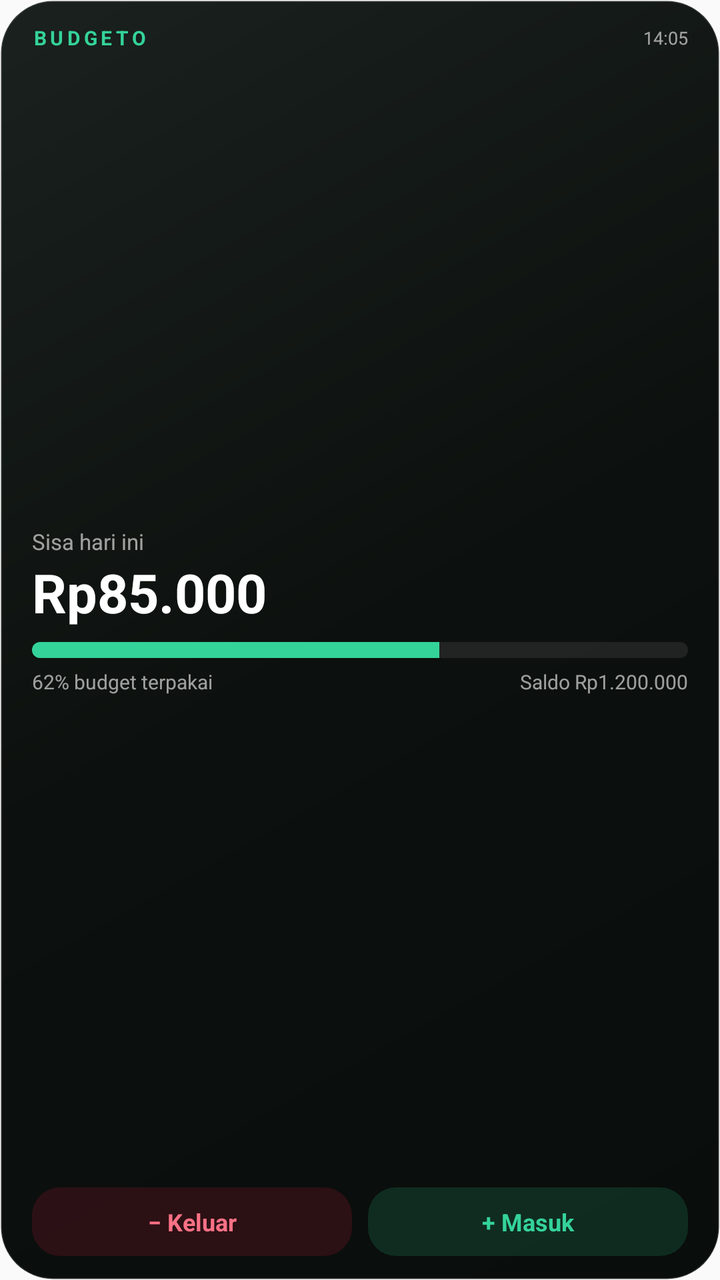
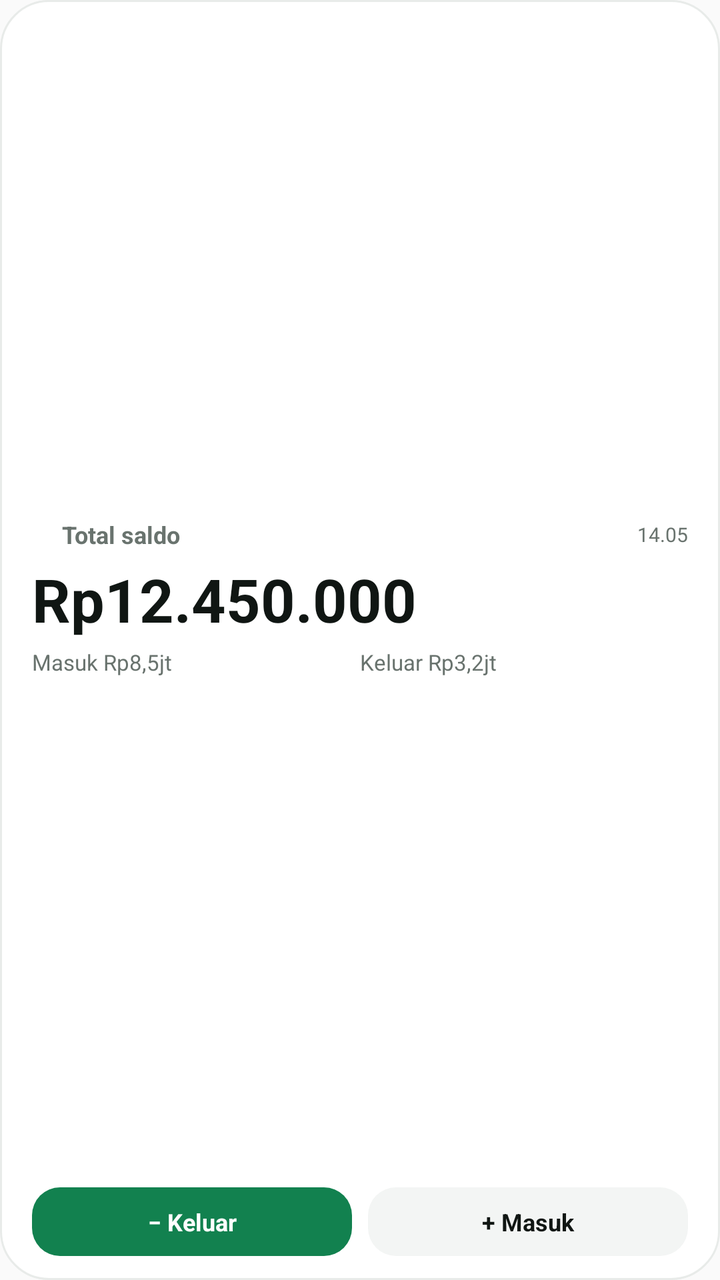

Screens rendered from an Android XML layout before and after an edit, with the pre-edit source and the edit as a unified diff.
<!-- AndroidManifest.xml: application theme AppTheme -->
<!-- res/layout/widget_budgeto.xml -->
<?xml version="1.0" encoding="utf-8"?>
<LinearLayout xmlns:android="http://schemas.android.com/apk/res/android"
    android:id="@+id/widget_root"
    android:layout_width="match_parent"
    android:layout_height="match_parent"
    android:orientation="vertical"
    android:background="@drawable/widget_bg_emerald_dark"
    android:paddingLeft="16dp"
    android:paddingRight="16dp"
    android:paddingTop="12dp"
    android:paddingBottom="12dp">

    
    <LinearLayout
        android:layout_width="match_parent"
        android:layout_height="wrap_content"
        android:orientation="horizontal"
        android:gravity="center_vertical">

        <TextView
            android:id="@+id/widget_brand"
            android:layout_width="0dp"
            android:layout_height="wrap_content"
            android:layout_weight="1"
            android:text="BUDGETO"
            android:textColor="#34D399"
            android:textSize="10sp"
            android:textStyle="bold"
            android:letterSpacing="0.18" />

        <TextView
            android:id="@+id/widget_updated"
            android:layout_width="wrap_content"
            android:layout_height="wrap_content"
            android:text="14:05"
            android:textColor="#99FFFFFF"
            android:textSize="9sp" />
    </LinearLayout>

    
    <LinearLayout
        android:id="@+id/widget_top"
        android:layout_width="match_parent"
        android:layout_height="0dp"
        android:layout_weight="1"
        android:orientation="vertical"
        android:gravity="center_vertical">

        <TextView
            android:id="@+id/widget_label"
            android:layout_width="match_parent"
            android:layout_height="wrap_content"
            android:text="Sisa hari ini"
            android:textColor="#99FFFFFF"
            android:textSize="11sp"
            android:maxLines="1"
            android:ellipsize="end" />

        <TextView
            android:id="@+id/widget_amount"
            android:layout_width="match_parent"
            android:layout_height="wrap_content"
            android:text="Rp85.000"
            android:textColor="#FFFFFF"
            android:textSize="27sp"
            android:textStyle="bold"
            android:maxLines="1"
            android:ellipsize="end" />

        
        <FrameLayout
            android:layout_width="match_parent"
            android:layout_height="wrap_content"
            android:layout_marginTop="7dp">

            <FrameLayout
                android:id="@+id/widget_bar_space"
                android:layout_width="match_parent"
                android:layout_height="8dp"
                android:visibility="gone" />

            <ProgressBar
                android:id="@+id/widget_bar_ok"
                style="?android:attr/progressBarStyleHorizontal"
                android:layout_width="match_parent"
                android:layout_height="8dp"
                android:max="100"
                android:progress="62"
                android:progressDrawable="@drawable/widget_progress_ok" />

            <ProgressBar
                android:id="@+id/widget_bar_warn"
                style="?android:attr/progressBarStyleHorizontal"
                android:layout_width="match_parent"
                android:layout_height="8dp"
                android:max="100"
                android:progress="0"
                android:visibility="gone"
                android:progressDrawable="@drawable/widget_progress_warn" />

            <ProgressBar
                android:id="@+id/widget_bar_bad"
                style="?android:attr/progressBarStyleHorizontal"
                android:layout_width="match_parent"
                android:layout_height="8dp"
                android:max="100"
                android:progress="0"
                android:visibility="gone"
                android:progressDrawable="@drawable/widget_progress_bad" />
        </FrameLayout>

        <LinearLayout
            android:layout_width="match_parent"
            android:layout_height="wrap_content"
            android:layout_marginTop="5dp"
            android:orientation="horizontal">

            <TextView
                android:id="@+id/widget_meta_left"
                android:layout_width="0dp"
                android:layout_height="wrap_content"
                android:layout_weight="1"
                android:text="62% budget terpakai"
                android:textColor="#99FFFFFF"
                android:textSize="10sp"
                android:maxLines="1"
                android:ellipsize="end" />

            <TextView
                android:id="@+id/widget_meta_right"
                android:layout_width="wrap_content"
                android:layout_height="wrap_content"
                android:layout_marginStart="8dp"
                android:text="Saldo Rp1.200.000"
                android:textColor="#99FFFFFF"
                android:textSize="10sp"
                android:maxLines="1" />
        </LinearLayout>
    </LinearLayout>

    
    <LinearLayout
        android:layout_width="match_parent"
        android:layout_height="wrap_content"
        android:orientation="horizontal"
        android:layout_marginTop="8dp">

        <TextView
            android:id="@+id/widget_btn_expense"
            android:layout_width="0dp"
            android:layout_height="wrap_content"
            android:layout_weight="1"
            android:layout_marginEnd="4dp"
            android:background="@drawable/widget_btn_expense"
            android:gravity="center"
            android:paddingTop="9dp"
            android:paddingBottom="9dp"
            android:text="− Keluar"
            android:textColor="#FB7185"
            android:textSize="12sp"
            android:textStyle="bold" />

        <TextView
            android:id="@+id/widget_btn_income"
            android:layout_width="0dp"
            android:layout_height="wrap_content"
            android:layout_weight="1"
            android:layout_marginStart="4dp"
            android:background="@drawable/widget_btn_income"
            android:gravity="center"
            android:paddingTop="9dp"
            android:paddingBottom="9dp"
            android:text="+ Masuk"
            android:textColor="#34D399"
            android:textSize="12sp"
            android:textStyle="bold" />
    </LinearLayout>
</LinearLayout>
<!-- resources referenced by this layout -->
<resources>
  <!-- drawable widget_bg_emerald_dark (drawable) -->
  <?xml version="1.0" encoding="utf-8"?>
  <shape xmlns:android="http://schemas.android.com/apk/res/android" android:shape="rectangle">
      <gradient
          android:angle="135"
          android:startColor="#090D0B"
          android:centerColor="#0C100E"
          android:endColor="#1A211E"
          android:type="linear" />
      <corners android:radius="26dp" />
      <stroke android:width="1dp" android:color="#26FFFFFF" />
  </shape>
  <!-- drawable widget_btn_expense (drawable) -->
  <?xml version="1.0" encoding="utf-8"?>
  <shape xmlns:android="http://schemas.android.com/apk/res/android" android:shape="rectangle">
      <solid android:color="#26E11D48" />
      <corners android:radius="14dp" />
  </shape>
  <!-- drawable widget_btn_income (drawable) -->
  <?xml version="1.0" encoding="utf-8"?>
  <shape xmlns:android="http://schemas.android.com/apk/res/android" android:shape="rectangle">
      <solid android:color="#2634D399" />
      <corners android:radius="14dp" />
  </shape>
  <!-- drawable widget_progress_bad (drawable) -->
  <?xml version="1.0" encoding="utf-8"?>
  <layer-list xmlns:android="http://schemas.android.com/apk/res/android">
      <item android:id="@android:id/background">
          <shape android:shape="rectangle">
              <solid android:color="#2E808080" />
              <corners android:radius="4dp" />
          </shape>
      </item>
      <item android:id="@android:id/progress">
          <clip>
              <shape android:shape="rectangle">
                  <solid android:color="#F87171" />
                  <corners android:radius="4dp" />
              </shape>
          </clip>
      </item>
  </layer-list>
  <!-- drawable widget_progress_ok (drawable) -->
  <?xml version="1.0" encoding="utf-8"?>
  <layer-list xmlns:android="http://schemas.android.com/apk/res/android">
      <item android:id="@android:id/background">
          <shape android:shape="rectangle">
              <solid android:color="#2E808080" />
              <corners android:radius="4dp" />
          </shape>
      </item>
      <item android:id="@android:id/progress">
          <clip>
              <shape android:shape="rectangle">
                  <solid android:color="#34D399" />
                  <corners android:radius="4dp" />
              </shape>
          </clip>
      </item>
  </layer-list>
  <!-- drawable widget_progress_warn (drawable) -->
  <?xml version="1.0" encoding="utf-8"?>
  <layer-list xmlns:android="http://schemas.android.com/apk/res/android">
      <item android:id="@android:id/background">
          <shape android:shape="rectangle">
              <solid android:color="#2E808080" />
              <corners android:radius="4dp" />
          </shape>
      </item>
      <item android:id="@android:id/progress">
          <clip>
              <shape android:shape="rectangle">
                  <solid android:color="#FBBF24" />
                  <corners android:radius="4dp" />
              </shape>
          </clip>
      </item>
  </layer-list>
  <style name="AppTheme" parent="Theme.AppCompat.Light.DarkActionBar">
          
          <item name="colorPrimary">@color/colorPrimary</item>
          <item name="colorPrimaryDark">@color/colorPrimaryDark</item>
          <item name="colorAccent">@color/colorAccent</item>
      </style>
</resources>

<!-- the commit's change to res/layout/widget_budgeto.xml (unified diff, before → after) -->
@@ -4,38 +4,11 @@
     android:layout_width="match_parent"
     android:layout_height="match_parent"
     android:orientation="vertical"
-    android:background="@drawable/widget_bg_emerald_dark"
+    android:background="@drawable/widget_bg_emerald_light"
     android:paddingLeft="16dp"
+    android:paddingTop="12dp"
     android:paddingRight="16dp"
-    android:paddingTop="12dp"
     android:paddingBottom="12dp">
-
-    
-    <LinearLayout
-        android:layout_width="match_parent"
-        android:layout_height="wrap_content"
-        android:orientation="horizontal"
-        android:gravity="center_vertical">
-
-        <TextView
-            android:id="@+id/widget_brand"
-            android:layout_width="0dp"
-            android:layout_height="wrap_content"
-            android:layout_weight="1"
-            android:text="BUDGETO"
-            android:textColor="#34D399"
-            android:textSize="10sp"
-            android:textStyle="bold"
-            android:letterSpacing="0.18" />
-
-        <TextView
-            android:id="@+id/widget_updated"
-            android:layout_width="wrap_content"
-            android:layout_height="wrap_content"
-            android:text="14:05"
-            android:textColor="#99FFFFFF"
-            android:textSize="9sp" />
-    </LinearLayout>
 
     
     <LinearLayout
@@ -46,95 +19,87 @@
         android:orientation="vertical"
         android:gravity="center_vertical">
 
-        <TextView
-            android:id="@+id/widget_label"
+        
+        <LinearLayout
             android:layout_width="match_parent"
             android:layout_height="wrap_content"
-            android:text="Sisa hari ini"
-            android:textColor="#99FFFFFF"
-            android:textSize="11sp"
-            android:maxLines="1"
-            android:ellipsize="end" />
+            android:orientation="horizontal"
+            android:gravity="center_vertical">
 
+            <ImageView
+                android:id="@+id/widget_dot"
+                android:layout_width="8dp"
+                android:layout_height="8dp"
+                android:importantForAccessibility="no"
+                android:src="@drawable/widget_dot" />
+
+            <TextView
+                android:id="@+id/widget_label"
+                android:layout_width="0dp"
+                android:layout_height="wrap_content"
+                android:layout_weight="1"
+                android:layout_marginStart="7dp"
+                android:text="Total saldo"
+                android:textColor="#69736E"
+                android:textSize="12sp"
+                android:textStyle="bold"
+                android:maxLines="1"
+                android:ellipsize="end" />
+
+            <TextView
+                android:id="@+id/widget_updated"
+                android:layout_width="wrap_content"
+                android:layout_height="wrap_content"
+                android:text="14.05"
+                android:textColor="#69736E"
+                android:textSize="10sp"
+                android:maxLines="1" />
+        </LinearLayout>
+
+        
         <TextView
             android:id="@+id/widget_amount"
             android:layout_width="match_parent"
             android:layout_height="wrap_content"
-            android:text="Rp85.000"
-            android:textColor="#FFFFFF"
-            android:textSize="27sp"
+            android:layout_marginTop="4dp"
+            android:text="Rp12.450.000"
+            android:textColor="#101613"
+            android:textSize="30sp"
             android:textStyle="bold"
             android:maxLines="1"
-            android:ellipsize="end" />
+            android:autoSizeTextType="uniform"
+            android:autoSizeMinTextSize="18sp"
+            android:autoSizeMaxTextSize="30sp"
+            android:autoSizeStepGranularity="1sp" />
 
         
-        <FrameLayout
-            android:layout_width="match_parent"
-            android:layout_height="wrap_content"
-            android:layout_marginTop="7dp">
-
-            <FrameLayout
-                android:id="@+id/widget_bar_space"
-                android:layout_width="match_parent"
-                android:layout_height="8dp"
-                android:visibility="gone" />
-
-            <ProgressBar
-                android:id="@+id/widget_bar_ok"
-                style="?android:attr/progressBarStyleHorizontal"
-                android:layout_width="match_parent"
-                android:layout_height="8dp"
-                android:max="100"
-                android:progress="62"
-                android:progressDrawable="@drawable/widget_progress_ok" />
-
-            <ProgressBar
-                android:id="@+id/widget_bar_warn"
-                style="?android:attr/progressBarStyleHorizontal"
-                android:layout_width="match_parent"
-                android:layout_height="8dp"
-                android:max="100"
-                android:progress="0"
-                android:visibility="gone"
-                android:progressDrawable="@drawable/widget_progress_warn" />
-
-            <ProgressBar
-                android:id="@+id/widget_bar_bad"
-                style="?android:attr/progressBarStyleHorizontal"
-                android:layout_width="match_parent"
-                android:layout_height="8dp"
-                android:max="100"
-                android:progress="0"
-                android:visibility="gone"
-                android:progressDrawable="@drawable/widget_progress_bad" />
-        </FrameLayout>
-
         <LinearLayout
             android:layout_width="match_parent"
             android:layout_height="wrap_content"
-            android:layout_marginTop="5dp"
+            android:layout_marginTop="4dp"
             android:orientation="horizontal">
 
             <TextView
-                android:id="@+id/widget_meta_left"
+                android:id="@+id/widget_meta_in"
                 android:layout_width="0dp"
                 android:layout_height="wrap_content"
                 android:layout_weight="1"
-                android:text="62% budget terpakai"
-                android:textColor="#99FFFFFF"
-                android:textSize="10sp"
+                android:text="Masuk Rp8,5jt"
+                android:textColor="#69736E"
+                android:textSize="11sp"
                 android:maxLines="1"
                 android:ellipsize="end" />
 
             <TextView
-                android:id="@+id/widget_meta_right"
-                android:layout_width="wrap_content"
+                android:id="@+id/widget_meta_out"
+                android:layout_width="0dp"
                 android:layout_height="wrap_content"
-                android:layout_marginStart="8dp"
-                android:text="Saldo Rp1.200.000"
-                android:textColor="#99FFFFFF"
-                android:textSize="10sp"
-                android:maxLines="1" />
+                android:layout_weight="1"
+                android:text="Keluar Rp3,2jt"
+                android:textColor="#69736E"
+                android:textSize="11sp"
+                android:maxLines="1"
+                android:ellipsize="end" />
         </LinearLayout>
     </LinearLayout>
 
@@ -142,8 +107,8 @@
     <LinearLayout
         android:layout_width="match_parent"
         android:layout_height="wrap_content"
-        android:orientation="horizontal"
-        android:layout_marginTop="8dp">
+        android:layout_marginTop="8dp"
+        android:orientation="horizontal">
 
         <TextView
             android:id="@+id/widget_btn_expense"
@@ -151,12 +116,12 @@
             android:layout_height="wrap_content"
             android:layout_weight="1"
             android:layout_marginEnd="4dp"
-            android:background="@drawable/widget_btn_expense"
+            android:background="@drawable/widget_btn_primary_emerald_light"
             android:gravity="center"
             android:paddingTop="9dp"
             android:paddingBottom="9dp"
             android:text="− Keluar"
-            android:textColor="#FB7185"
+            android:textColor="#FFFFFF"
             android:textSize="12sp"
             android:textStyle="bold" />
 
@@ -166,12 +131,12 @@
             android:layout_height="wrap_content"
             android:layout_weight="1"
             android:layout_marginStart="4dp"
-            android:background="@drawable/widget_btn_income"
+            android:background="@drawable/widget_btn_secondary_emerald_light"
             android:gravity="center"
             android:paddingTop="9dp"
             android:paddingBottom="9dp"
             android:text="+ Masuk"
-            android:textColor="#34D399"
+            android:textColor="#101613"
             android:textSize="12sp"
             android:textStyle="bold" />
     </LinearLayout>
<!-- resource entries referenced after the edit -->
@@ -1,83 +1,30 @@
 <!-- resources referenced by this layout -->
 <resources>
-  <!-- drawable widget_bg_emerald_dark (drawable) -->
+  <!-- drawable widget_bg_emerald_light (drawable) -->
   <?xml version="1.0" encoding="utf-8"?>
   <shape xmlns:android="http://schemas.android.com/apk/res/android" android:shape="rectangle">
-      <gradient
-          android:angle="135"
-          android:startColor="#090D0B"
-          android:centerColor="#0C100E"
-          android:endColor="#1A211E"
-          android:type="linear" />
-      <corners android:radius="26dp" />
-      <stroke android:width="1dp" android:color="#26FFFFFF" />
+      <solid android:color="#FFFFFF" />
+      <corners android:radius="24dp" />
+      <stroke android:width="1dp" android:color="#E8EBE9" />
   </shape>
-  <!-- drawable widget_btn_expense (drawable) -->
+  <!-- drawable widget_btn_primary_emerald_light (drawable) -->
   <?xml version="1.0" encoding="utf-8"?>
   <shape xmlns:android="http://schemas.android.com/apk/res/android" android:shape="rectangle">
-      <solid android:color="#26E11D48" />
+      <solid android:color="#12814F" />
       <corners android:radius="14dp" />
   </shape>
-  <!-- drawable widget_btn_income (drawable) -->
+  <!-- drawable widget_btn_secondary_emerald_light (drawable) -->
   <?xml version="1.0" encoding="utf-8"?>
   <shape xmlns:android="http://schemas.android.com/apk/res/android" android:shape="rectangle">
-      <solid android:color="#2634D399" />
+      <solid android:color="#F3F5F4" />
       <corners android:radius="14dp" />
   </shape>
-  <!-- drawable widget_progress_bad (drawable) -->
+  <!-- drawable widget_dot (drawable) -->
   <?xml version="1.0" encoding="utf-8"?>
-  <layer-list xmlns:android="http://schemas.android.com/apk/res/android">
-      <item android:id="@android:id/background">
-          <shape android:shape="rectangle">
-              <solid android:color="#2E808080" />
-              <corners android:radius="4dp" />
-          </shape>
-      </item>
-      <item android:id="@android:id/progress">
-          <clip>
-              <shape android:shape="rectangle">
-                  <solid android:color="#F87171" />
-                  <corners android:radius="4dp" />
-              </shape>
-          </clip>
-      </item>
-  </layer-list>
-  <!-- drawable widget_progress_ok (drawable) -->
-  <?xml version="1.0" encoding="utf-8"?>
-  <layer-list xmlns:android="http://schemas.android.com/apk/res/android">
-      <item android:id="@android:id/background">
-          <shape android:shape="rectangle">
-              <solid android:color="#2E808080" />
-              <corners android:radius="4dp" />
-          </shape>
-      </item>
-      <item android:id="@android:id/progress">
-          <clip>
-              <shape android:shape="rectangle">
-                  <solid android:color="#34D399" />
-                  <corners android:radius="4dp" />
-              </shape>
-          </clip>
-      </item>
-  </layer-list>
-  <!-- drawable widget_progress_warn (drawable) -->
-  <?xml version="1.0" encoding="utf-8"?>
-  <layer-list xmlns:android="http://schemas.android.com/apk/res/android">
-      <item android:id="@android:id/background">
-          <shape android:shape="rectangle">
-              <solid android:color="#2E808080" />
-              <corners android:radius="4dp" />
-          </shape>
-      </item>
-      <item android:id="@android:id/progress">
-          <clip>
-              <shape android:shape="rectangle">
-                  <solid android:color="#FBBF24" />
-                  <corners android:radius="4dp" />
-              </shape>
-          </clip>
-      </item>
-  </layer-list>
+  <shape xmlns:android="http://schemas.android.com/apk/res/android" android:shape="oval">
+      <solid android:color="#FFFFFF" />
+      <size android:width="8dp" android:height="8dp" />
+  </shape>
   <style name="AppTheme" parent="Theme.AppCompat.Light.DarkActionBar">
           
           <item name="colorPrimary">@color/colorPrimary</item>
